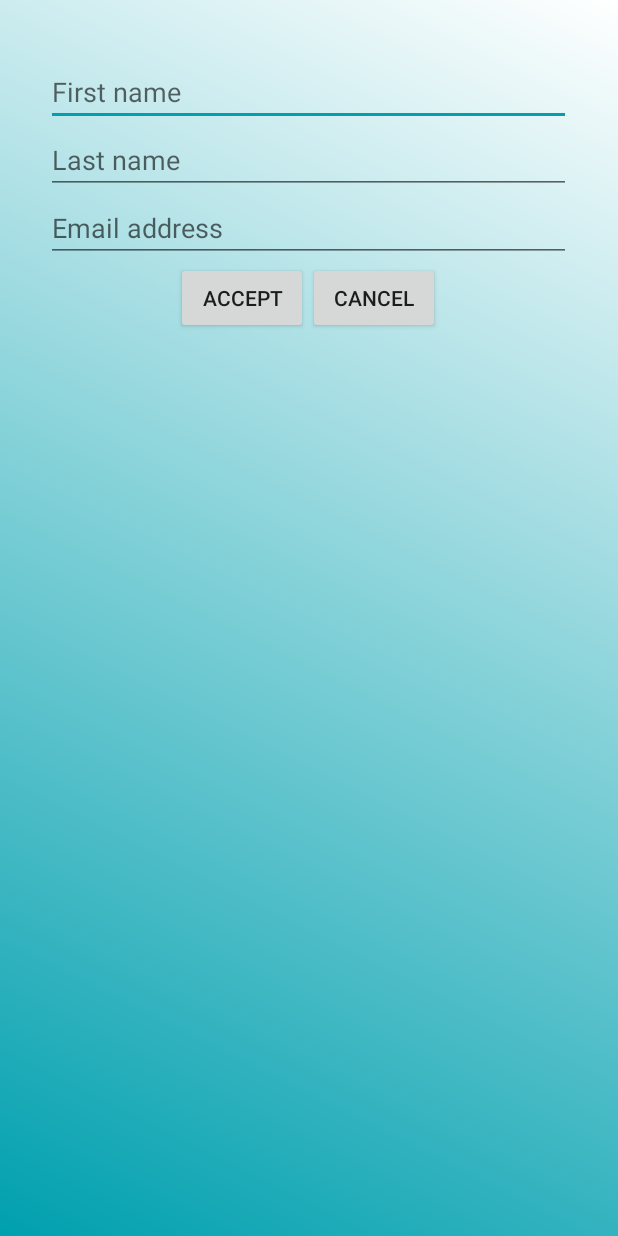
After one commit to TeaFlex/ProcessimControlApp, an Android app: the ModProfileActivity screen opened directly, with no data from a screen before it, on a phone screen of 412 x 824 dp. The commit adds this screen. Run offline under Robolectric (Android 15) with nearby library versions, the phone set to English and light mode, and no system bars.

Commit message:
Profile modification done

```diff
--- a/app/src/main/AndroidManifest.xml
+++ b/app/src/main/AndroidManifest.xml
@@ -9,7 +9,9 @@
         android:roundIcon="@mipmap/ic_launcher_round"
         android:supportsRtl="true"
         android:theme="@style/AppTheme">
-        <activity android:name=".WelcomeActivity"></activity>
+        <activity android:name=".WelcomeActivity" />
+        <activity android:name=".ModProfileActivity" />
+        <activity android:name=".ChgPasswordActivity" />
         <activity android:name=".RegisterActivity" />
         <activity android:name=".LoginActivity" />
         <activity android:name=".StartActivity">
--- /dev/null
+++ b/app/src/main/java/be/heh/std/app/ModProfileActivity.java
@@ -0,0 +1,83 @@
+package be.heh.std.app;
+
+import android.content.Intent;
+import android.os.Bundle;
+import android.view.View;
+import android.widget.Button;
+import android.widget.EditText;
+
+import java.util.Arrays;
+import java.util.Objects;
+
+import be.heh.std.database.AppDatabase;
+import be.heh.std.database.User;
+
+public class ModProfileActivity extends FormActivity {
+
+    private Intent intent;
+    private EditText email;
+    private EditText firstname;
+    private EditText lastname;
+
+    @Override
+    protected void onCreate(Bundle savedInstanceState) {
+        super.onCreate(savedInstanceState);
+        form = findViewById(R.id.modprofile_form);
+        submit = (Button) findViewById(R.id.accept_mod_profile);
+        cancel = (Button) findViewById(R.id.cancel_mod_profile);
+        email = (EditText) findViewById(R.id.mod_profile_email);
+        firstname = (EditText) findViewById(R.id.mod_profile_firstname);
+        lastname = (EditText) findViewById(R.id.mod_profile_lastname);
+        intent = getIntent();
+
+        notEmptyInputs.addAll(Arrays.asList(email, firstname, lastname));
+
+        form.setVisibility(View.VISIBLE);
+        email.setText(intent.getStringExtra("user_email"));
+        firstname.setText(intent.getStringExtra("user_firstname"));
+        lastname.setText(intent.getStringExtra("user_lastname"));
+    }
+
+    @Override
+    public void onFormClickManager(View v) {
+        super.onFormClickManager(v);
+        if(v.getId() == R.id.cancel_mod_profile) {
+            intent.setClass(this, WelcomeActivity.class);
+            startActivity(intent);
+            finish();
+        }
+    }
+
+    @Override
+    public void checkForm() throws Exception {
+        super.checkForm();
+
+
+        verifyEmail(email);
+        verifyLength(firstname, 4, 20);
+        verifyLength(lastname, 4, 20);
+
+        AppDatabase db = AppDatabase.getInstance(getApplicationContext());
+        if((db.userdao().getUserByEmail(email.getText().toString()) != null)
+        && (!Objects.equals(intent.getStringExtra("user_email"), email.getText().toString())))
+            throw new Exception(getString(R.string.taken_email_err));
+
+        int id = Integer.parseInt(intent.getStringExtra("user_id"));
+        db.userdao().updateBasicsInfosUser(id,
+                firstname.getText().toString(),
+                lastname.getText().toString(),
+                email.getText().toString());
+
+        User u = db.userdao().getUserByEmail(email.getText().toString().toLowerCase());
+
+        Intent intent = new Intent(this, WelcomeActivity.class);
+        intent.putExtra("user_id", String.valueOf(u.id));
+        intent.putExtra("user_firstname", u.firstname);
+        intent.putExtra("user_lastname", u.lastname);
+        intent.putExtra("user_email", u.email);
+        intent.putExtra("user_role", u.role);
+        toastMessage(getString(R.string.mod_profile_done));
+        startActivity(intent);
+        finish();
+    }
+}
--- a/app/src/main/res/layout/activity_forms.xml
+++ b/app/src/main/res/layout/activity_forms.xml
@@ -23,7 +23,7 @@
         />
 
     <LinearLayout
-        android:layout_width="300dp"
+        android:layout_width="@dimen/block_width"
         android:layout_height="wrap_content"
         android:orientation="vertical"
         >
@@ -55,4 +55,16 @@
         android:visibility="gone"
         />
 
+    <include
+        layout="@layout/module_modprofile"
+        android:id="@+id/modprofile_form"
+        android:visibility="gone"
+        />
+
+    <include
+        layout="@layout/module_chgpassword"
+        android:id="@+id/chgpassword_form"
+        android:visibility="gone"
+        />
+
 </LinearLayout>
--- /dev/null
+++ b/app/src/main/res/layout/module_chgpassword.xml
@@ -0,0 +1,6 @@
+<?xml version="1.0" encoding="utf-8"?>
+<LinearLayout
+    xmlns:android="http://schemas.android.com/apk/res/android" android:layout_width="match_parent"
+    android:layout_height="match_parent">
+
+</LinearLayout>
--- a/app/src/main/res/layout/module_login.xml
+++ b/app/src/main/res/layout/module_login.xml
@@ -1,7 +1,7 @@
 <?xml version="1.0" encoding="utf-8"?>
 <LinearLayout
 xmlns:android="http://schemas.android.com/apk/res/android"
-android:layout_width="330dp"
+android:layout_width="@dimen/block_width"
 android:layout_height="wrap_content"
 android:gravity="center"
 android:orientation="vertical"
--- /dev/null
+++ b/app/src/main/res/layout/module_modprofile.xml
@@ -0,0 +1,50 @@
+<?xml version="1.0" encoding="utf-8"?>
+<LinearLayout
+    xmlns:android="http://schemas.android.com/apk/res/android"
+    android:layout_width="@dimen/block_width"
+    android:layout_height="wrap_content"
+    android:orientation="vertical"
+    android:gravity="center"
+    >
+
+    <EditText
+        android:id="@+id/mod_profile_firstname"
+        android:layout_width="match_parent"
+        android:layout_height="wrap_content"
+        android:hint="@string/first_name"
+        />
+
+    <EditText
+        android:id="@+id/mod_profile_lastname"
+        android:layout_width="match_parent"
+        android:layout_height="wrap_content"
+         android:hint="@string/last_name"
+        />
+
+    <EditText
+        android:id="@+id/mod_profile_email"
+        android:layout_width="match_parent"
+        android:layout_height="wrap_content"
+        android:hint="@string/email"
+        />
+
+    <LinearLayout
+        android:layout_width="match_parent"
+        android:layout_height="wrap_content"
+        android:gravity="center">
+
+        <Button
+            android:id="@+id/accept_mod_profile"
+            android:layout_width="wrap_content"
+            android:layout_height="wrap_content"
+            android:onClick="onFormClickManager"
+            android:text="@string/accept"/>
+
+        <Button
+            android:id="@+id/cancel_mod_profile"
+            android:layout_width="wrap_content"
+            android:layout_height="wrap_content"
+            android:onClick="onFormClickManager"
+            android:text="@string/cancel"/>
+    </LinearLayout>
+</LinearLayout>
--- a/app/src/main/res/layout/module_register.xml
+++ b/app/src/main/res/layout/module_register.xml
@@ -2,7 +2,7 @@
 
 <LinearLayout
 xmlns:android="http://schemas.android.com/apk/res/android"
-android:layout_width="330dp"
+android:layout_width="@dimen/block_width"
 android:layout_height="wrap_content"
 android:gravity="center"
 android:orientation="vertical"
--- a/app/src/main/res/values/dimensions.xml
+++ b/app/src/main/res/values/dimensions.xml
@@ -2,4 +2,5 @@
 <resources>
     <dimen name="big_title_size">30sp</dimen>
     <dimen name="title_size">20sp</dimen>
+    <dimen name="block_width">350dp</dimen>
 </resources>
--- a/app/src/main/res/values/errors.xml
+++ b/app/src/main/res/values/errors.xml
@@ -7,4 +7,5 @@
     <string name="dont_match_err">%s and %s don\'t match !</string>
     <string name="bad_check_pass_err">The password is invalid.</string>
     <string name="nonexistent_user_err">This user does not exist.</string>
+    <string name="taken_email_err">This email address is already taken.</string>
 </resources>
--- a/app/src/main/res/values/infos.xml
+++ b/app/src/main/res/values/infos.xml
@@ -3,5 +3,5 @@
     <string name="need_register">Please sign up a first time to use the app.</string>
     <string name="need_login">Please sign in for further actions.</string>
     <string name="greetings">Welcome %s !</string>
-
+    <string name="mod_profile_done">Your informations have been updated !</string>
 </resources>
--- a/app/src/main/res/values/strings.xml
+++ b/app/src/main/res/values/strings.xml
@@ -24,4 +24,5 @@
     <string name="up">UP</string>
     <string name="down">DOWN</string>
     <string name="actions">Actions</string>
+    <string name="connect_to_plc">Connect to a PLC</string>
 </resources>
```
Also changed, not shown: app/src/main/java/be/heh/std/app/ChgPasswordActivity.java (added, +11 -0 lines), app/src/main/java/be/heh/std/app/FormActivity.java (+16 -2 lines), app/src/main/java/be/heh/std/app/LoginActivity.java (+1 -13 lines), app/src/main/java/be/heh/std/app/RegisterActivity.java (+7 -12 lines), app/src/main/java/be/heh/std/app/WelcomeActivity.java (+19 -3 lines), app/src/main/java/be/heh/std/database/UserDAO.java (+7 -0 lines), app/src/main/res/layout/activity_welcome.xml (+6 -10 lines).
